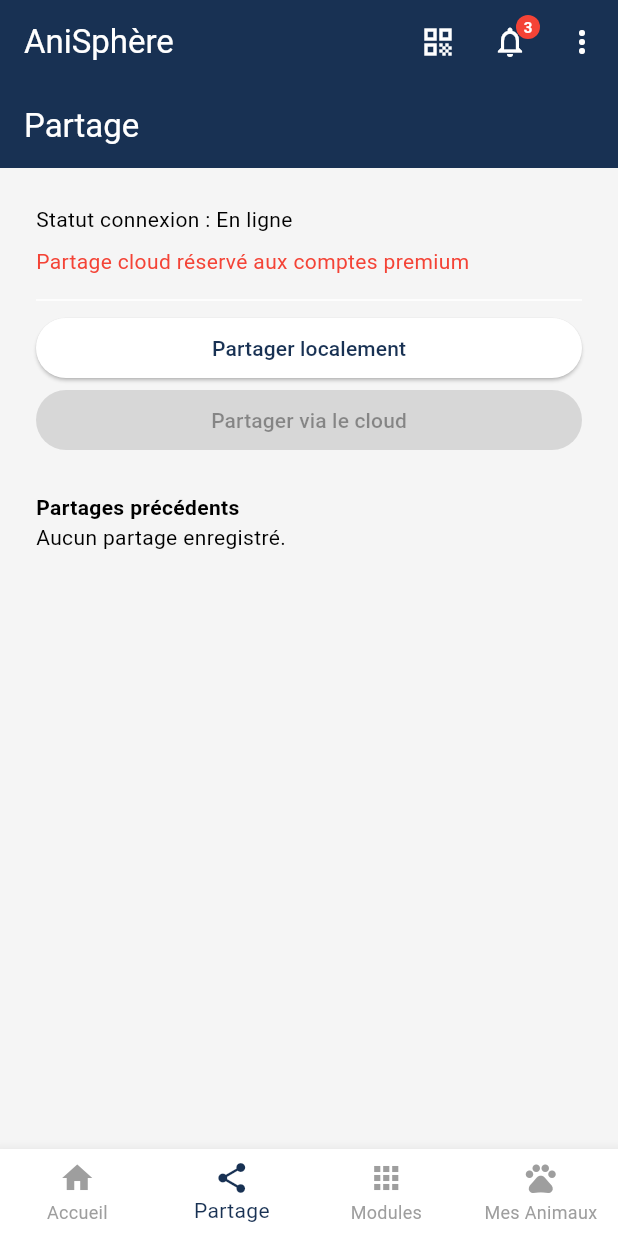
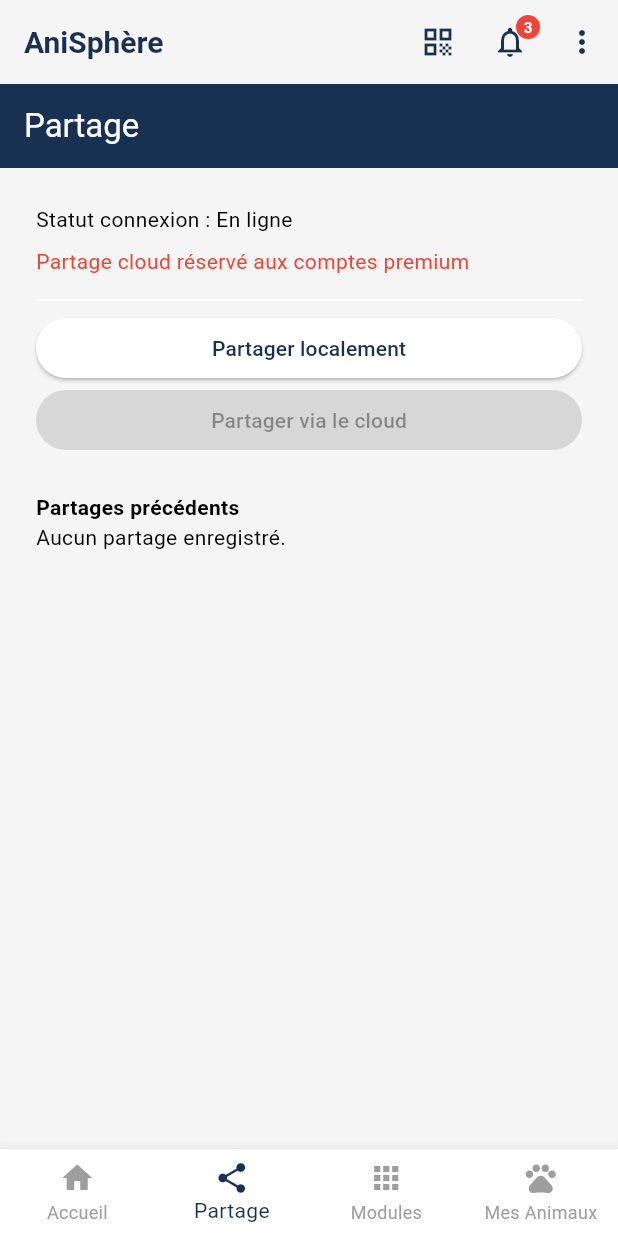
Before and after one commit to anisphere13/anisphere, a Flutter app: the screen it shows after launch, item 2 of the bottom bar chosen, on a phone screen of 412 x 824 dp. Run offline on Flutter 3.47's test engine with Material 3 defaults, Android fonts, the phone set to English and light mode, and no system bars; our stand-ins replace battery_plus, cloud_firestore, connectivity_plus, firebase_auth, firebase_core, firebase_messaging and 16 more; missing offline and left inert: google_mlkit_text_recognition, google_speech, mobile_scanner, tflite_flutter; accounts and stored records are empty.

Commit message:
style: update MainScreen AppBar styling

```diff
--- a/lib/modules/noyau/screens/main_screen.dart
+++ b/lib/modules/noyau/screens/main_screen.dart
@@ -103,10 +103,20 @@ class MainScreenState extends State<MainScreen> {
   Widget build(BuildContext context) {
     return Scaffold(
       appBar: AppBar(
-        title: const Text('AniSphère'),
+        backgroundColor: const Color(0xFFF5F5F5),
+        foregroundColor: const Color(0xFF183153),
+        elevation: 0,
+        title: const Text(
+          'AniSphère',
+          style: TextStyle(
+            fontWeight: FontWeight.w600,
+            fontSize: 20,
+            color: Color(0xFF183153),
+          ),
+        ),
         actions: [
           IconButton(
-            icon: const Icon(Icons.qr_code),
+            icon: const Icon(Icons.qr_code, color: Color(0xFF183153)),
             onPressed: () {
               Navigator.push(
                 context,
@@ -124,6 +134,7 @@ class MainScreenState extends State<MainScreen> {
             },
           ),
           PopupMenuButton<String>(
+            icon: const Icon(Icons.more_vert, color: Color(0xFF183153)),
             onSelected: _handleMenuSelection,
             itemBuilder: (context) => const [
               PopupMenuItem(value: 'profile', child: Text('Mon Profil')),
```
Also changed, not shown: 1 other file.
